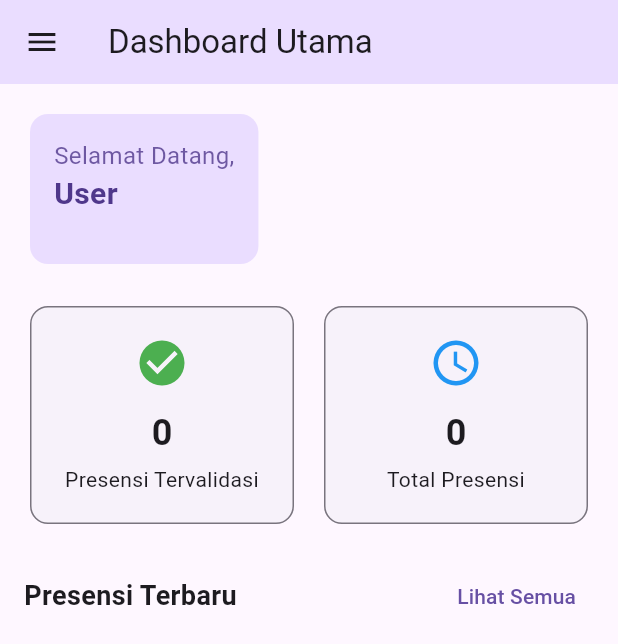
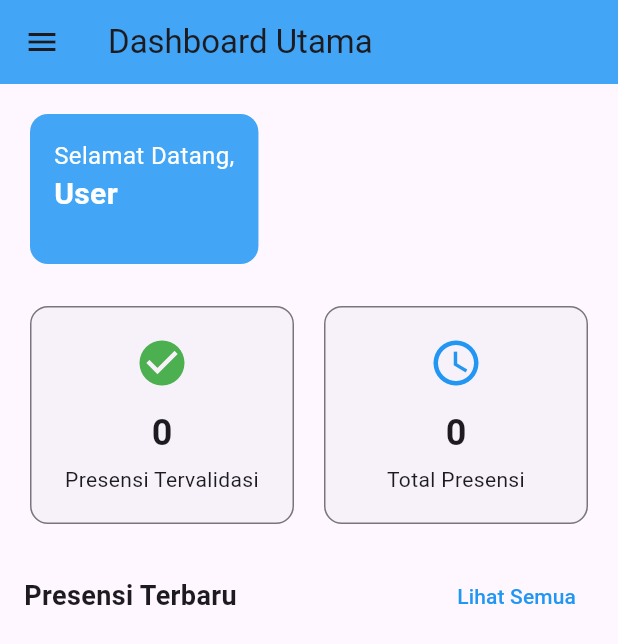
Before and after one commit to fxsym/presensi-fa-mobile, a Flutter app: the MainPage screen opened by its route, on a phone screen of 412 x 824 dp. Shown: the top 644 px of the screen. Run offline on Flutter 3.47's test engine with Material 3 defaults, Android fonts, the phone set to English and light mode, and no system bars; our stand-ins replace flutter_svg, image_picker, shared_preferences; accounts and stored records are empty; network calls fail.

Commit message:
Redesign main_page.dart

```diff
--- a/lib/pages/main_page.dart
+++ b/lib/pages/main_page.dart
@@ -24,11 +24,7 @@ class _MainPageState extends State<MainPage> {
       return [
         ...baseMenuItems,
         {'icon': Icons.people, 'label': 'Data Anggota', 'route': '/members'},
-        {
-          'icon': Icons.money,
-          'label': 'Rekap Honor',
-          'route': '/honors',
-        },
+        {'icon': Icons.money, 'label': 'Rekap Honor', 'route': '/honors'},
       ];
     }
     return baseMenuItems;
@@ -173,14 +169,14 @@ class _MainPageState extends State<MainPage> {
       appBar: AppBar(
         title: const Text('Dashboard Utama'),
         elevation: 0,
-        backgroundColor: colorScheme.primaryContainer,
+        backgroundColor: Colors.blue[400],
       ),
       drawer: Drawer(
         child: ListView(
           padding: EdgeInsets.zero,
           children: [
             DrawerHeader(
-              decoration: BoxDecoration(color: colorScheme.primaryContainer),
+              decoration: BoxDecoration(color: Colors.blue[400]),
               child: Column(
                 crossAxisAlignment: CrossAxisAlignment.start,
                 mainAxisAlignment: MainAxisAlignment.end,
@@ -205,7 +201,7 @@ class _MainPageState extends State<MainPage> {
                                         'U',
                                     style: TextStyle(
                                       fontSize: 20,
-                                      color: colorScheme.onPrimary,
+                                      color: Colors.white,
                                     ),
                                   );
                                 },
@@ -245,14 +241,14 @@ class _MainPageState extends State<MainPage> {
                     style: TextStyle(
                       fontSize: 16,
                       fontWeight: FontWeight.bold,
-                      color: colorScheme.onPrimaryContainer,
+                      color: Colors.white,
                     ),
                   ),
                   Text(
                     userData?['email'] ?? '',
                     style: TextStyle(
                       fontSize: 14,
-                      color: colorScheme.onPrimaryContainer.withOpacity(0.8),
+                      color: Colors.white,
                     ),
                   ),
                 ],
@@ -275,7 +271,7 @@ class _MainPageState extends State<MainPage> {
           children: [
             Card(
               elevation: 0,
-              color: colorScheme.primaryContainer,
+              color: Colors.blue[400],
               shape: RoundedRectangleBorder(
                 borderRadius: BorderRadius.circular(12),
               ),
@@ -286,17 +282,14 @@ class _MainPageState extends State<MainPage> {
                   children: [
                     Text(
                       'Selamat Datang,',
-                      style: TextStyle(
-                        fontSize: 16,
-                        color: colorScheme.onPrimaryContainer.withOpacity(0.8),
-                      ),
+                      style: TextStyle(fontSize: 16, color: Colors.white),
                     ),
                     Text(
                       userData?['name'] ?? 'User',
                       style: TextStyle(
                         fontSize: 20,
                         fontWeight: FontWeight.bold,
-                        color: colorScheme.onPrimaryContainer,
+                        color: Colors.white,
                       ),
                     ),
                     const SizedBox(height: 16),
@@ -305,6 +298,12 @@ class _MainPageState extends State<MainPage> {
                         : SizedBox(
                           width: double.infinity,
                           child: FilledButton.icon(
+                            style: FilledButton.styleFrom(
+                              backgroundColor:
+                                  Colors.blue[800], // Warna latar belakang
+                              foregroundColor:
+                                  Colors.white, // Warna teks dan ikon
+                            ),
                             icon: const Icon(Icons.add),
                             label: Text(
                               userData!['role'] == 'admin'
@@ -385,7 +384,7 @@ class _MainPageState extends State<MainPage> {
                       );
                     }
                   },
-                  child: const Text('Lihat Semua'),
+                  child: const Text('Lihat Semua', style: TextStyle(color: Colors.blue),),
                 ),
               ],
             ),
```
